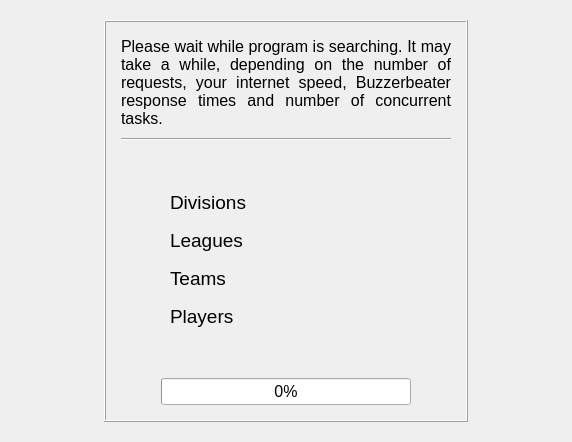
radszy/ntscout, file source/progresswidget.ui: the form before one commit.
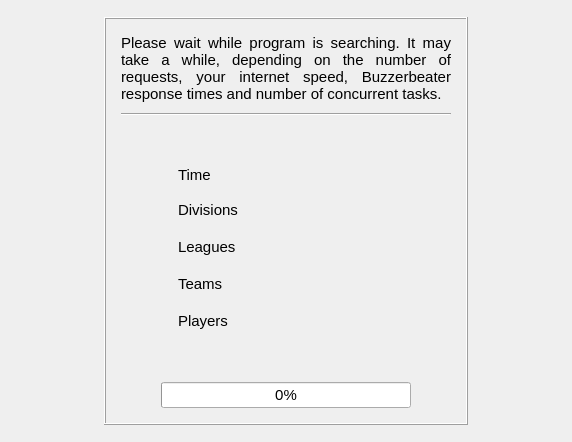
The form after the commit.

Commit message: timer showing elapsed time when searching moving some parts of updater into ntscout

The edit to the form file:
```diff
--- a/source/progresswidget.ui
+++ b/source/progresswidget.ui
@@ -85,7 +85,7 @@
          <item>
           <widget class="QLabel" name="label_5">
            <property name="text">
-            <string>&lt;html&gt;&lt;head/&gt;&lt;body&gt;&lt;p align=&quot;justify&quot;&gt;&lt;span style=&quot; font-size:12pt;&quot;&gt;Please wait while program is searching. It may take a while, depending on the number of requests, your internet speed, Buzzerbeater response times and number of concurrent tasks.&lt;/span&gt;&lt;/p&gt;&lt;/body&gt;&lt;/html&gt;</string>
+            <string>&lt;html&gt;&lt;head/&gt;&lt;body&gt;&lt;p align=&quot;justify&quot;&gt;&lt;span style=&quot; font-size:11pt;&quot;&gt;Please wait while program is searching. It may take a while, depending on the number of requests, your internet speed, Buzzerbeater response times and number of concurrent tasks.&lt;/span&gt;&lt;/p&gt;&lt;/body&gt;&lt;/html&gt;</string>
            </property>
            <property name="wordWrap">
             <bool>true</bool>
@@ -120,74 +120,25 @@
            <property name="verticalSpacing">
             <number>15</number>
            </property>
-           <item row="1" column="1">
-            <widget class="QLabel" name="label_2">
-             <property name="font">
-              <font>
-               <pointsize>14</pointsize>
-              </font>
-             </property>
-             <property name="text">
-              <string>Leagues</string>
-             </property>
-            </widget>
-           </item>
-           <item row="0" column="0">
-            <spacer name="horizontalSpacer">
-             <property name="orientation">
-              <enum>Qt::Horizontal</enum>
-             </property>
-             <property name="sizeHint" stdset="0">
-              <size>
-               <width>40</width>
-               <height>20</height>
-              </size>
-             </property>
-            </spacer>
-           </item>
-           <item row="3" column="1">
-            <widget class="QLabel" name="label_4">
-             <property name="font">
-              <font>
-               <pointsize>14</pointsize>
-              </font>
-             </property>
-             <property name="text">
-              <string>Players</string>
-             </property>
-            </widget>
-           </item>
-           <item row="2" column="1">
-            <widget class="QLabel" name="label_3">
-             <property name="font">
-              <font>
-               <pointsize>14</pointsize>
-              </font>
-             </property>
-             <property name="text">
-              <string>Teams</string>
-             </property>
-            </widget>
-           </item>
-           <item row="2" column="2">
-            <widget class="QLabel" name="teamTasks">
-             <property name="minimumSize">
-              <size>
-               <width>100</width>
-               <height>0</height>
-              </size>
-             </property>
-             <property name="font">
-              <font>
-               <pointsize>14</pointsize>
-              </font>
-             </property>
-             <property name="text">
-              <string/>
-             </property>
-            </widget>
-           </item>
            <item row="3" column="2">
+            <widget class="QLabel" name="teamTasks">
+             <property name="minimumSize">
+              <size>
+               <width>100</width>
+               <height>0</height>
+              </size>
+             </property>
+             <property name="font">
+              <font>
+               <pointsize>14</pointsize>
+              </font>
+             </property>
+             <property name="text">
+              <string/>
+             </property>
+            </widget>
+           </item>
+           <item row="4" column="2">
             <widget class="QLabel" name="playerTasks">
              <property name="minimumSize">
               <size>
@@ -205,87 +156,26 @@
              </property>
             </widget>
            </item>
-           <item row="0" column="2">
-            <widget class="QLabel" name="divisionTasks">
-             <property name="sizePolicy">
-              <sizepolicy hsizetype="Fixed" vsizetype="Preferred">
-               <horstretch>0</horstretch>
-               <verstretch>0</verstretch>
-              </sizepolicy>
-             </property>
-             <property name="minimumSize">
-              <size>
-               <width>100</width>
-               <height>0</height>
-              </size>
-             </property>
-             <property name="font">
-              <font>
-               <pointsize>14</pointsize>
-              </font>
-             </property>
-             <property name="text">
-              <string/>
-             </property>
-            </widget>
-           </item>
-           <item row="0" column="3">
-            <widget class="QLabel" name="divisionsProgress">
-             <property name="sizePolicy">
-              <sizepolicy hsizetype="Fixed" vsizetype="Fixed">
-               <horstretch>0</horstretch>
-               <verstretch>0</verstretch>
-              </sizepolicy>
-             </property>
-             <property name="minimumSize">
-              <size>
-               <width>16</width>
-               <height>16</height>
-              </size>
-             </property>
-             <property name="text">
-              <string/>
-             </property>
-            </widget>
-           </item>
-           <item row="0" column="1">
-            <widget class="QLabel" name="label">
-             <property name="sizePolicy">
-              <sizepolicy hsizetype="Fixed" vsizetype="Preferred">
-               <horstretch>0</horstretch>
-               <verstretch>0</verstretch>
-              </sizepolicy>
-             </property>
-             <property name="font">
-              <font>
-               <pointsize>14</pointsize>
-              </font>
-             </property>
-             <property name="text">
-              <string>Divisions</string>
-             </property>
-            </widget>
-           </item>
-           <item row="1" column="3">
-            <widget class="QLabel" name="leaguesProgress">
-             <property name="sizePolicy">
-              <sizepolicy hsizetype="Fixed" vsizetype="Fixed">
-               <horstretch>0</horstretch>
-               <verstretch>0</verstretch>
-              </sizepolicy>
-             </property>
-             <property name="minimumSize">
-              <size>
-               <width>16</width>
-               <height>16</height>
-              </size>
-             </property>
-             <property name="text">
-              <string/>
-             </property>
-            </widget>
-           </item>
            <item row="2" column="3">
+            <widget class="QLabel" name="leaguesProgress">
+             <property name="sizePolicy">
+              <sizepolicy hsizetype="Fixed" vsizetype="Fixed">
+               <horstretch>0</horstretch>
+               <verstretch>0</verstretch>
+              </sizepolicy>
+             </property>
+             <property name="minimumSize">
+              <size>
+               <width>16</width>
+               <height>16</height>
+              </size>
+             </property>
+             <property name="text">
+              <string/>
+             </property>
+            </widget>
+           </item>
+           <item row="3" column="3">
             <widget class="QLabel" name="teamsProgress">
              <property name="sizePolicy">
               <sizepolicy hsizetype="Fixed" vsizetype="Fixed">
@@ -304,7 +194,7 @@
              </property>
             </widget>
            </item>
-           <item row="0" column="4">
+           <item row="1" column="4">
             <spacer name="horizontalSpacer_2">
              <property name="orientation">
               <enum>Qt::Horizontal</enum>
@@ -317,7 +207,7 @@
              </property>
             </spacer>
            </item>
-           <item row="3" column="3">
+           <item row="4" column="3">
             <widget class="QLabel" name="playersProgress">
              <property name="sizePolicy">
               <sizepolicy hsizetype="Fixed" vsizetype="Fixed">
@@ -336,7 +226,44 @@
              </property>
             </widget>
            </item>
-           <item row="1" column="2">
+           <item row="2" column="1">
+            <widget class="QLabel" name="label_2">
+             <property name="font">
+              <font>
+               <pointsize>14</pointsize>
+              </font>
+             </property>
+             <property name="text">
+              <string>&lt;html&gt;&lt;head/&gt;&lt;body&gt;&lt;p&gt;&lt;span style=&quot; font-size:11pt;&quot;&gt;Leagues&lt;/span&gt;&lt;/p&gt;&lt;/body&gt;&lt;/html&gt;</string>
+             </property>
+            </widget>
+           </item>
+           <item row="1" column="0">
+            <spacer name="horizontalSpacer">
+             <property name="orientation">
+              <enum>Qt::Horizontal</enum>
+             </property>
+             <property name="sizeHint" stdset="0">
+              <size>
+               <width>40</width>
+               <height>20</height>
+              </size>
+             </property>
+            </spacer>
+           </item>
+           <item row="4" column="1">
+            <widget class="QLabel" name="label_4">
+             <property name="font">
+              <font>
+               <pointsize>14</pointsize>
+              </font>
+             </property>
+             <property name="text">
+              <string>&lt;html&gt;&lt;head/&gt;&lt;body&gt;&lt;p&gt;&lt;span style=&quot; font-size:11pt;&quot;&gt;Players&lt;/span&gt;&lt;/p&gt;&lt;/body&gt;&lt;/html&gt;</string>
+             </property>
+            </widget>
+           </item>
+           <item row="2" column="2">
             <widget class="QLabel" name="leagueTasks">
              <property name="minimumSize">
               <size>
@@ -354,6 +281,99 @@
              </property>
             </widget>
            </item>
+           <item row="1" column="2">
+            <widget class="QLabel" name="divisionTasks">
+             <property name="sizePolicy">
+              <sizepolicy hsizetype="Fixed" vsizetype="Preferred">
+               <horstretch>0</horstretch>
+               <verstretch>0</verstretch>
+              </sizepolicy>
+             </property>
+             <property name="minimumSize">
+              <size>
+               <width>100</width>
+               <height>0</height>
+              </size>
+             </property>
+             <property name="font">
+              <font>
+               <pointsize>14</pointsize>
+              </font>
+             </property>
+             <property name="text">
+              <string/>
+             </property>
+            </widget>
+           </item>
+           <item row="1" column="3">
+            <widget class="QLabel" name="divisionsProgress">
+             <property name="sizePolicy">
+              <sizepolicy hsizetype="Fixed" vsizetype="Fixed">
+               <horstretch>0</horstretch>
+               <verstretch>0</verstretch>
+              </sizepolicy>
+             </property>
+             <property name="minimumSize">
+              <size>
+               <width>16</width>
+               <height>16</height>
+              </size>
+             </property>
+             <property name="text">
+              <string/>
+             </property>
+            </widget>
+           </item>
+           <item row="1" column="1">
+            <widget class="QLabel" name="label">
+             <property name="sizePolicy">
+              <sizepolicy hsizetype="Fixed" vsizetype="Preferred">
+               <horstretch>0</horstretch>
+               <verstretch>0</verstretch>
+              </sizepolicy>
+             </property>
+             <property name="font">
+              <font>
+               <pointsize>14</pointsize>
+              </font>
+             </property>
+             <property name="text">
+              <string>&lt;html&gt;&lt;head/&gt;&lt;body&gt;&lt;p&gt;&lt;span style=&quot; font-size:11pt;&quot;&gt;Divisions&lt;/span&gt;&lt;/p&gt;&lt;/body&gt;&lt;/html&gt;</string>
+             </property>
+            </widget>
+           </item>
+           <item row="3" column="1">
+            <widget class="QLabel" name="label_3">
+             <property name="font">
+              <font>
+               <pointsize>14</pointsize>
+              </font>
+             </property>
+             <property name="text">
+              <string>&lt;html&gt;&lt;head/&gt;&lt;body&gt;&lt;p&gt;&lt;span style=&quot; font-size:11pt;&quot;&gt;Teams&lt;/span&gt;&lt;/p&gt;&lt;/body&gt;&lt;/html&gt;</string>
+             </property>
+            </widget>
+           </item>
+           <item row="0" column="1">
+            <widget class="QLabel" name="label_6">
+             <property name="sizePolicy">
+              <sizepolicy hsizetype="Fixed" vsizetype="Preferred">
+               <horstretch>0</horstretch>
+               <verstretch>0</verstretch>
+              </sizepolicy>
+             </property>
+             <property name="text">
+              <string>&lt;html&gt;&lt;head/&gt;&lt;body&gt;&lt;p&gt;&lt;span style=&quot; font-size:11pt;&quot;&gt;Time&lt;/span&gt;&lt;/p&gt;&lt;/body&gt;&lt;/html&gt;</string>
+             </property>
+            </widget>
+           </item>
+           <item row="0" column="2">
+            <widget class="QLabel" name="timeLabel">
+             <property name="text">
+              <string/>
+             </property>
+            </widget>
+           </item>
           </layout>
          </item>
          <item>
@@ -409,7 +429,7 @@
              </property>
              <property name="font">
               <font>
-               <pointsize>12</pointsize>
+               <pointsize>11</pointsize>
               </font>
              </property>
              <property name="value">
```
Left out of the diff: 1 changed line with no effect on the pictures. The commit also changes 16 other files.
